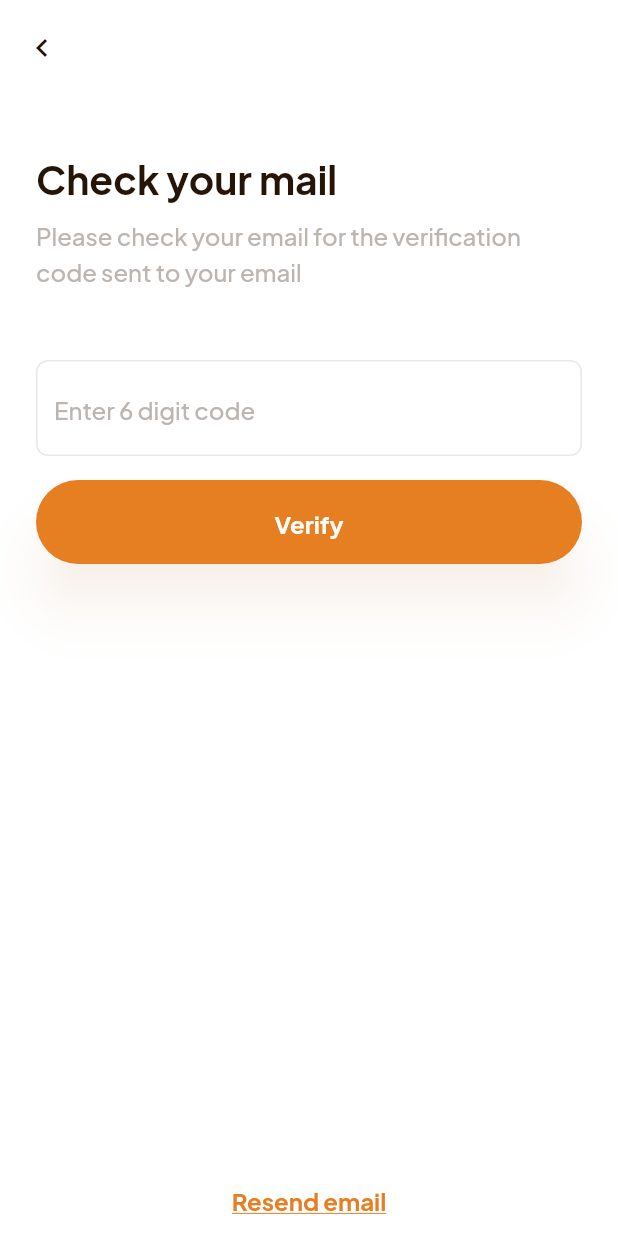
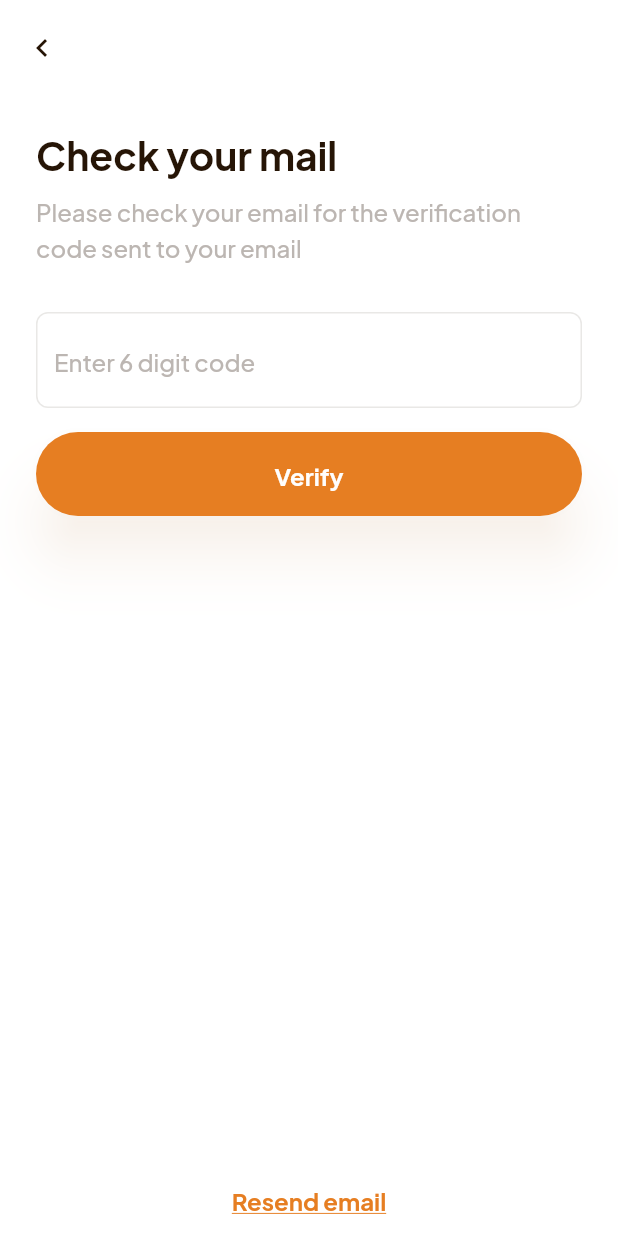
Before and after one commit to awais019/optimum, a Flutter app: the VerifyEmail screen opened directly with empty values, on a phone screen of 412 x 824 dp. Run offline on Flutter 3.47's test engine with Material 2 defaults, Android fonts, the phone set to English and light mode, and no system bars; our stand-ins replace animated_splash_screen, flutter_redux, fluttertoast, redux.

```diff
--- a/lib/main.dart
+++ b/lib/main.dart
@@ -34,7 +34,7 @@ class Optimum extends StatelessWidget {
           theme: ThemeData(
               fontFamily: 'Plus Jakarta Sans',
               scaffoldBackgroundColor: Colors.white),
-          initialRoute: "/",
+          initialRoute: "/splash",
           routes: {
             "/splash": (context) => const SplashScreen(),
             "/": (context) => const Home(),
--- a/lib/pages/register/verify_email.dart
+++ b/lib/pages/register/verify_email.dart
@@ -96,7 +96,7 @@ class _VerifyEmailState extends State<VerifyEmail> {
                     child: Column(
                         crossAxisAlignment: CrossAxisAlignment.start,
                         children: [
-                          const SizedBox(height: 48.0),
+                          const SizedBox(height: 32.0),
                           const Text("Check your mail",
                               style: TextStyle(
                                   color: AppColors.darkNeutrals500,
@@ -111,7 +111,7 @@ class _VerifyEmailState extends State<VerifyEmail> {
                                   fontWeight: FontWeight.w500,
                                   fontSize: 16.0,
                                   height: 1.5)),
-                          const SizedBox(height: 48.0),
+                          const SizedBox(height: 32.0),
                           Form(
                               key: _formKey,
                               child: Column(
```
Also changed, not shown: lib/pages/home.dart (+4 -4 lines), lib/pages/profile_completion/date_of_birth.dart (+27 -2 lines).
